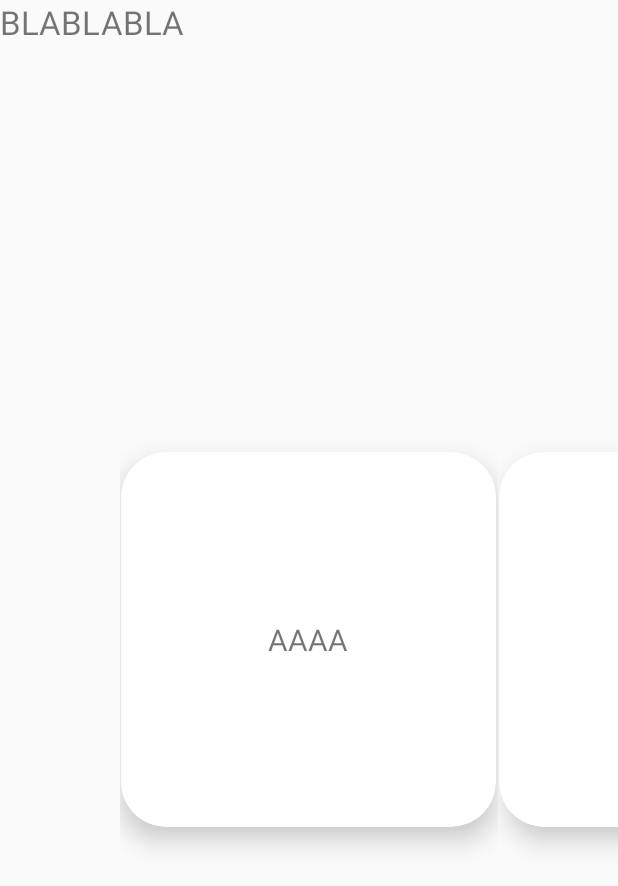
After one commit to pablobarrosoliveira/AplicativoDePerguntas, an Android app: the MenuAba1 screen opened directly, with no data from a screen before it, on a phone screen of 412 x 824 dp. The commit adds this screen. Shown: the top 886 px of the screen. Run offline under Robolectric (Android 15) with nearby library versions, the phone set to English and light mode, and no system bars.

Commit message:
ViewPagers e opções da Aba 1

```diff
--- a/app/src/main/AndroidManifest.xml
+++ b/app/src/main/AndroidManifest.xml
@@ -14,10 +14,12 @@
             android:theme="@style/SplashStyle">
             <intent-filter>
                 <action android:name="android.intent.action.MAIN" />
+
                 <category android:name="android.intent.category.LAUNCHER" />
             </intent-filter>
         </activity>
-        <activity android:name=".HomeActivity"/>
+        <activity android:name=".HomeActivity" />
+        <activity android:name=".MenuAba1"></activity>
     </application>
 
 </manifest>
--- a/app/src/main/java/br/org/appdeperguntas/aplicativodeperguntas/HomeActivity.java
+++ b/app/src/main/java/br/org/appdeperguntas/aplicativodeperguntas/HomeActivity.java
@@ -1,5 +1,4 @@
 package br.org.appdeperguntas.aplicativodeperguntas;
-//comentario para testar git
 
 import android.support.annotation.NonNull;
 import android.support.design.widget.BottomNavigationView;
--- /dev/null
+++ b/app/src/main/java/br/org/appdeperguntas/aplicativodeperguntas/MenuAba1.java
@@ -0,0 +1,77 @@
+package br.org.appdeperguntas.aplicativodeperguntas;
+
+import android.content.Context;
+import android.support.annotation.NonNull;
+import android.support.v4.view.PagerAdapter;
+import android.support.v4.view.ViewPager;
+import android.support.v7.app.AppCompatActivity;
+import android.os.Bundle;
+import android.view.LayoutInflater;
+import android.view.View;
+import android.view.ViewGroup;
+import android.widget.TextView;
+
+import java.util.ArrayList;
+
+public class MenuAba1 extends AppCompatActivity {
+
+    @Override
+    protected void onCreate(Bundle savedInstanceState) {
+        super.onCreate(savedInstanceState);
+        setContentView(R.layout.activity_menu_aba1);
+        ViewPager vpAba1 = findViewById(R.id.menuAba1ViewPager);
+        ArrayList<String> list = new ArrayList<String>();
+        list.add("AAAA");
+        list.add("BBBB");
+        list.add("CCCC");
+        list.add("DDDD");
+        list.add("EEEE");
+        list.add("FFFF");
+
+        String opcao = getIntent().getStringExtra("opcao1"); //passar conteudo conforme esta var
+
+        vpAba1.setPadding(120,0,120,0);
+        vpAba1.setClipToPadding(false);
+        vpAba1.setAdapter(new myAdapter(list, this));
+    }
+
+    public class myAdapter extends PagerAdapter{
+
+        ArrayList<String> list;
+        Context context;
+
+        public myAdapter(ArrayList<String> list, Context context){
+            this.list = list;
+            this.context = context;
+        }
+
+        @NonNull
+        @Override
+        public Object instantiateItem(@NonNull ViewGroup container, int position) {
+            LayoutInflater lInflater = LayoutInflater.from(context);
+            View view = lInflater.inflate(R.layout.item_viewpager, container, false);
+
+            //preencher o conteudo do card conforme o position e a list recebida list.get(position).
+            TextView textView = view.findViewById(R.id.text);
+            textView.setText(list.get(position));
+
+            container.addView(view);
+            return view;
+        }
+
+        @Override
+        public void destroyItem(@NonNull ViewGroup container, int position, @NonNull Object object) {
+            container.removeView((View) object);
+        }
+
+        @Override
+        public int getCount() {
+            return list.size();
+        }
+
+        @Override
+        public boolean isViewFromObject(@NonNull View view, @NonNull Object o) {
+            return view == o;
+        }
+    }
+}
--- a/app/src/main/java/br/org/appdeperguntas/aplicativodeperguntas/fragments/FragmentAba1.java
+++ b/app/src/main/java/br/org/appdeperguntas/aplicativodeperguntas/fragments/FragmentAba1.java
@@ -1,5 +1,7 @@
 package br.org.appdeperguntas.aplicativodeperguntas.fragments;
 
+import android.arch.lifecycle.ViewModelProvider;
+import android.content.Intent;
 import android.os.Bundle;
 import android.support.annotation.NonNull;
 import android.support.annotation.Nullable;
@@ -9,6 +11,7 @@ import android.view.View;
 import android.view.ViewGroup;
 import android.widget.Toast;
 
+import br.org.appdeperguntas.aplicativodeperguntas.MenuAba1;
 import br.org.appdeperguntas.aplicativodeperguntas.R;
 
 public class FragmentAba1 extends Fragment {
@@ -30,10 +33,27 @@ public class FragmentAba1 extends Fragment {
     }
 
     private View.OnClickListener clickListener(final View view){
+
         return new View.OnClickListener() {
             @Override
             public void onClick(View v) {
-                Toast.makeText(getActivity(), "Clicado em " + view.getTag(), Toast.LENGTH_SHORT).show();
+
+                switch (v.getId()){
+                    case R.id.frag1_option1:
+                        Intent intent = new Intent(getActivity(), MenuAba1.class);
+                        intent.putExtra("opcao1", "opcao1");
+                        startActivity(intent);
+                        break;
+                    case R.id.frag1_option2:
+                        Toast.makeText(getActivity(), "Clicado em " + v.getTag(), Toast.LENGTH_SHORT).show();
+                        break;
+                    case R.id.frag1_option3:
+                        Toast.makeText(getActivity(), "Clicado em " + v.getTag(), Toast.LENGTH_SHORT).show();
+                        break;
+                    case R.id.frag1_option4:
+                        Toast.makeText(getActivity(), "Clicado em " + v.getTag(), Toast.LENGTH_SHORT).show();
+                        break;
+                }
             }
         };
     }
--- /dev/null
+++ b/app/src/main/res/layout/activity_menu_aba1.xml
@@ -0,0 +1,25 @@
+<?xml version="1.0" encoding="utf-8"?>
+<RelativeLayout
+    xmlns:android="http://schemas.android.com/apk/res/android"
+    xmlns:app="http://schemas.android.com/apk/res-auto"
+    xmlns:tools="http://schemas.android.com/tools"
+    android:layout_width="match_parent"
+    android:layout_height="match_parent"
+    tools:context=".MenuAba1">
+
+    <TextView
+        android:id="@+id/menuAba1Titulo"
+        android:layout_width="match_parent"
+        android:layout_height="wrap_content"
+        android:text="BLABLABLA"
+        android:textSize="22sp"/>
+
+    <android.support.v4.view.ViewPager
+        android:id="@+id/menuAba1ViewPager"
+        android:layout_below="@id/menuAba1Titulo"
+        android:layout_width="match_parent"
+        android:layout_height="wrap_content"/>
+
+
+
+</RelativeLayout>
--- /dev/null
+++ b/app/src/main/res/layout/item_viewpager.xml
@@ -0,0 +1,24 @@
+<?xml version="1.0" encoding="utf-8"?>
+<RelativeLayout xmlns:android="http://schemas.android.com/apk/res/android"
+    android:layout_width="match_parent"
+    android:layout_height="match_parent"
+    xmlns:app="http://schemas.android.com/apk/res-auto">
+
+    <android.support.v7.widget.CardView
+        android:layout_centerInParent="true"
+        android:layout_width="250dp"
+        android:layout_height="250dp"
+        app:cardElevation="10dp"
+        app:cardCornerRadius="30dp">
+
+        <TextView
+            android:id="@+id/text"
+            android:layout_width="wrap_content"
+            android:layout_height="wrap_content"
+            android:text="BLUBLUBLU"
+            android:layout_gravity="center"
+            android:textSize="20sp"/>
+
+    </android.support.v7.widget.CardView>
+
+</RelativeLayout>
```
